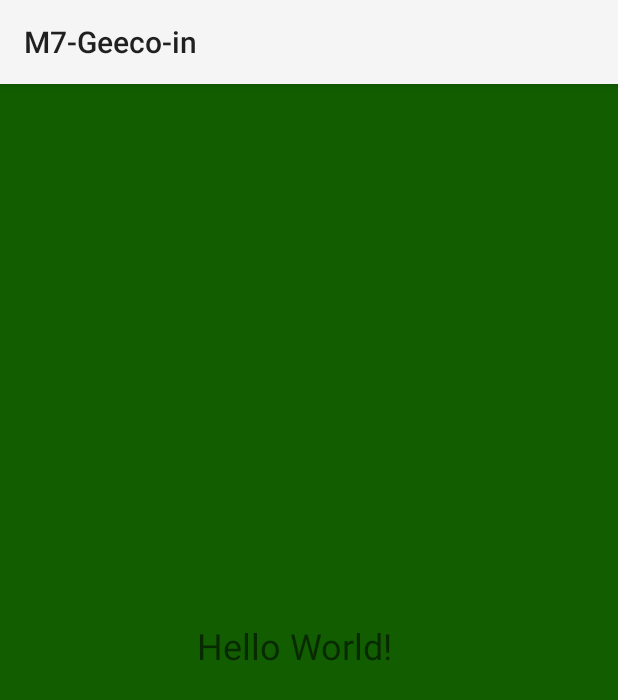
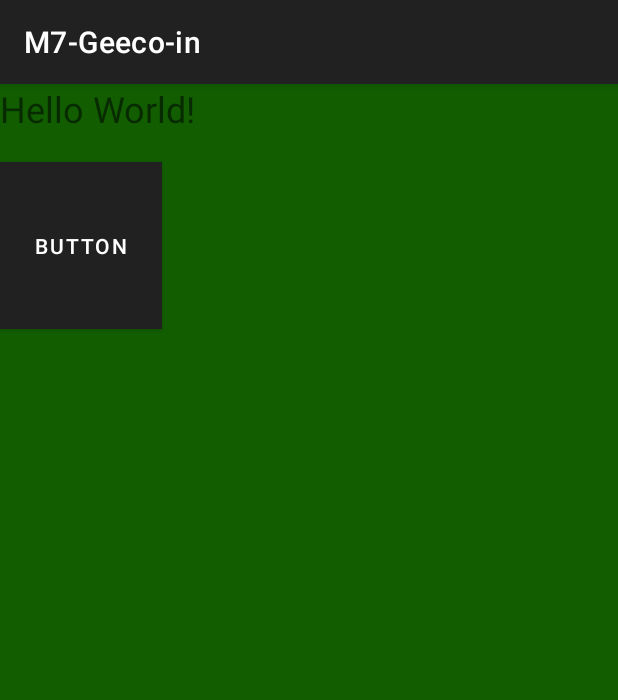
Before and after one commit to Snr1s3/M7-Geeco-in, an Android app: the screen it shows after launch (MainActivity), on a phone screen of 412 x 824 dp. Shown: the top 700 px of the screen. Run offline under Robolectric (Android 15) with nearby library versions, the phone set to English and light mode, and no system bars.

Commit message:
recylced view

```diff
--- a/app/build.gradle.kts
+++ b/app/build.gradle.kts
@@ -5,12 +5,12 @@ plugins {
 
 android {
     namespace = "com.example.m7_geeco_in"
-    compileSdk = 34
+    compileSdk = 35
 
     defaultConfig {
         applicationId = "com.example.m7_geeco_in"
         minSdk = 24
-        targetSdk = 34
+        targetSdk = 35
         versionCode = 1
         versionName = "1.0"
 
--- /dev/null
+++ b/app/src/main/java/com/example/m7_geeco_in/ItemsView.kt
@@ -0,0 +1,3 @@
+package com.example.m7_geeco_in
+
+data class ItemsView(val image: Int, val text: String)
--- a/app/src/main/java/com/example/m7_geeco_in/MainActivity.kt
+++ b/app/src/main/java/com/example/m7_geeco_in/MainActivity.kt
@@ -1,6 +1,8 @@
 package com.example.m7_geeco_in
 
+import android.content.Intent
 import android.os.Bundle
+import android.widget.Button
 import androidx.activity.enableEdgeToEdge
 import androidx.appcompat.app.AppCompatActivity
 import androidx.core.view.ViewCompat
@@ -11,10 +13,18 @@ class MainActivity : AppCompatActivity() {
         super.onCreate(savedInstanceState)
         enableEdgeToEdge()
         setContentView(R.layout.activity_main)
+
+        // Apply window insets
         ViewCompat.setOnApplyWindowInsetsListener(findViewById(R.id.main)) { v, insets ->
             val systemBars = insets.getInsets(WindowInsetsCompat.Type.systemBars())
             v.setPadding(systemBars.left, systemBars.top, systemBars.right, systemBars.bottom)
             insets
         }
+
+        // Set onClickListener for the button
+        findViewById<Button>(R.id.button).setOnClickListener {
+            val intent = Intent(this, LlistaIngressos::class.java)
+            startActivity(intent)
+        }
     }
 }
--- a/app/src/main/res/layout/activity_main.xml
+++ b/app/src/main/res/layout/activity_main.xml
@@ -8,14 +8,24 @@
     android:background="@color/md_theme_primary"
     tools:context=".MainActivity">
 
-    <TextView
-        android:layout_width="150dp"
-        android:layout_height="52dp"
-        android:text="Hello World!"
-        android:textSize="24sp"
-        app:layout_constraintBottom_toBottomOf="parent"
-        app:layout_constraintEnd_toEndOf="parent"
-        app:layout_constraintStart_toStartOf="parent"
-        app:layout_constraintTop_toTopOf="parent" />
+    <LinearLayout
+        android:layout_width="match_parent"
+        android:layout_height="match_parent"
+        android:orientation="vertical">
+
+        <TextView
+            android:id="@+id/textView2"
+            android:layout_width="match_parent"
+            android:layout_height="52dp"
+            android:text="Hello World!"
+            android:textSize="24sp"/>
+
+        <Button
+            android:id="@+id/button"
+            android:layout_width="108dp"
+            android:layout_height="111dp"
+            android:background="#FF0000"
+            android:text="Button" />
+    </LinearLayout>
 
 </androidx.constraintlayout.widget.ConstraintLayout>
--- a/app/src/main/res/values/strings.xml
+++ b/app/src/main/res/values/strings.xml
@@ -1,3 +1,4 @@
 <resources>
     <string name="app_name">M7-Geeco-in</string>
+    <string name="ingressos">Llista Ingressos</string>
 </resources>
--- /dev/null
+++ b/app/src/main/res/values/styles.xml
@@ -0,0 +1,6 @@
+<?xml version="1.0" encoding="utf-8"?>
+<resources>
+    <style name="Theme.M7Geecoin" parent="Theme.MaterialComponents.DayNight.DarkActionBar">
+        <!-- Customize your theme here -->
+    </style>
+</resources>
```
Also changed, not shown: app/src/main/AndroidManifest.xml (+6 -3 lines), app/src/main/java/com/example/m7_geeco_in/CustomAdapter.kt (added, +37 -0 lines), app/src/main/java/com/example/m7_geeco_in/LlistaIngressos.kt (added, +31 -0 lines), app/src/main/res/drawable/money.xml (added, +9 -0 lines), app/src/main/res/layout/activity_llista_ingressos.xml (added, +65 -0 lines), app/src/main/res/layout/item_layout.xml (added, +30 -0 lines).
